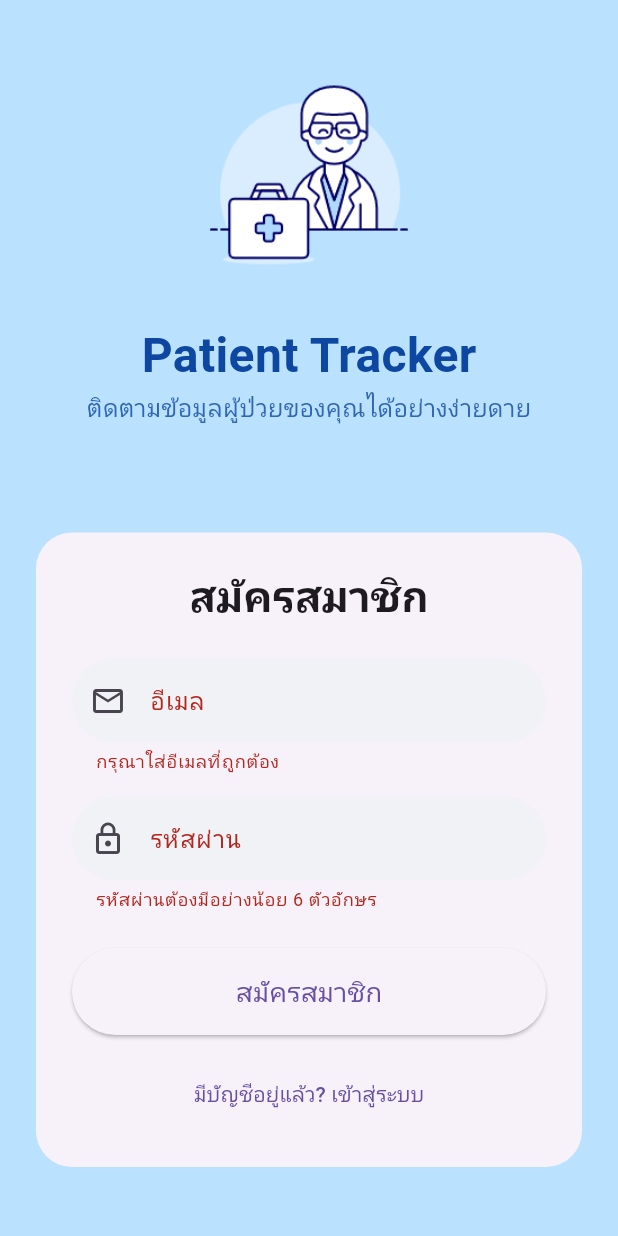
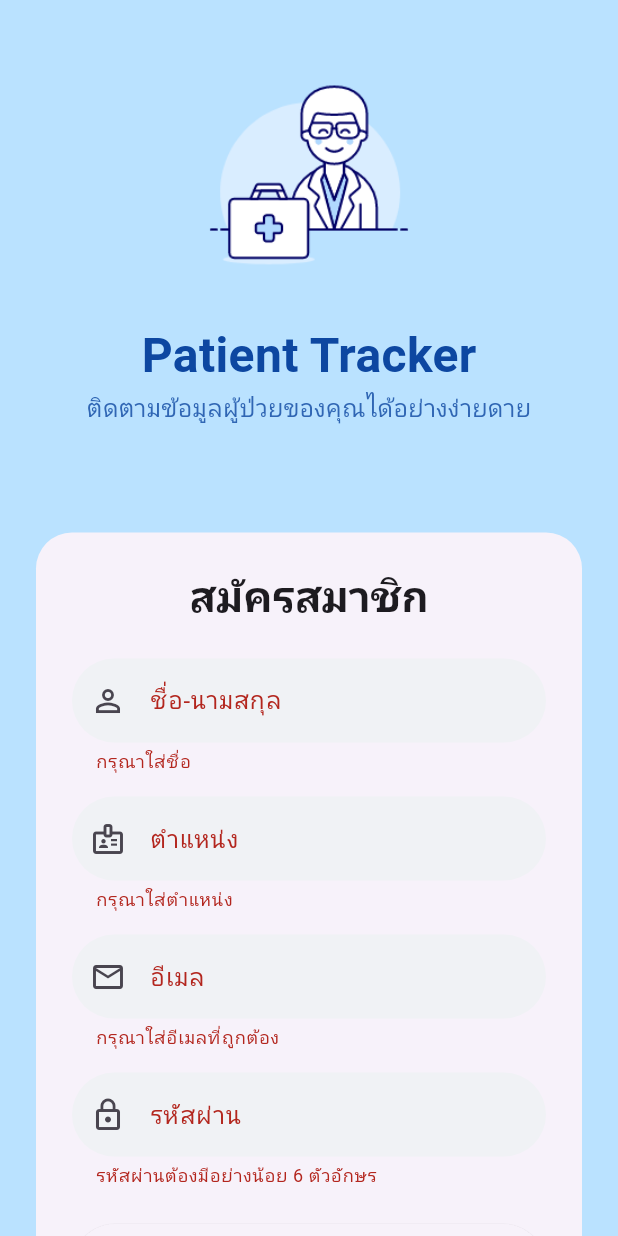
Before and after one commit to Nawaphorn47/Heartpital, a Flutter app: the screen it shows after launch, after a tap on "เข้าสู่ระบบ", after a tap on "ยังไม่มีบัญชี? สมัครสมาชิก", after a tap on "สมัครสมาชิก", on a phone screen of 412 x 824 dp. Run offline on Flutter 3.47's test engine with Material 3 defaults, Android fonts, the phone set to English and light mode, and no system bars; our stand-ins replace animated_text_kit, cloud_firestore, firebase_auth, firebase_core, fl_chart, flutter_staggered_animations and 3 more; accounts and stored records are empty; Roboto replaces fonts that are missing (Kanit).

Commit message:
24/9/2025 20:44

```diff
--- a/lib/screens/login_screen.dart
+++ b/lib/screens/login_screen.dart
@@ -2,6 +2,7 @@
 import 'package:flutter/material.dart';
 import 'package:google_fonts/google_fonts.dart';
 import 'package:firebase_auth/firebase_auth.dart';
+import 'package:cloud_firestore/cloud_firestore.dart'; // เพิ่ม import นี้
 import 'main_screen_scaffold.dart';
 
 class LoginScreen extends StatefulWidget {
@@ -15,15 +16,19 @@
   final _formKey = GlobalKey<FormState>();
   final _emailController = TextEditingController();
   final _passwordController = TextEditingController();
+  final _nameController = TextEditingController(); // เพิ่ม TextEditingController สำหรับชื่อ
+  final _positionController = TextEditingController(); // เพิ่ม TextEditingController สำหรับตำแหน่ง
   final _auth = FirebaseAuth.instance;
 
   bool _isLoading = false;
-  bool _isLogin = true; // State เพื่อสลับระหว่าง Login และ Sign Up
+  bool _isLogin = true;
 
   @override
   void dispose() {
     _emailController.dispose();
     _passwordController.dispose();
+    _nameController.dispose();
+    _positionController.dispose();
     super.dispose();
   }
 
@@ -45,12 +50,25 @@
           password: _passwordController.text.trim(),
         );
       } else {
-        await _auth.createUserWithEmailAndPassword(
+        // สมัครสมาชิก
+        final userCredential = await _auth.createUserWithEmailAndPassword(
           email: _emailController.text.trim(),
           password: _passwordController.text.trim(),
         );
+
+        // บันทึกข้อมูลผู้ใช้เพิ่มเติมลงใน Firestore
+        if (userCredential.user != null) {
+          await FirebaseFirestore.instance
+              .collection('users')
+              .doc(userCredential.user!.uid)
+              .set({
+            'name': _nameController.text.trim(),
+            'position': _positionController.text.trim(),
+            'email': _emailController.text.trim(),
+          });
+        }
       }
-      // นำทางไปยังหน้าหลักเมื่อสำเร็จ
+
       if (mounted) {
         Navigator.of(context).pushReplacement(
           MaterialPageRoute(builder: (context) => const MainScreenScaffold()),
@@ -116,6 +134,43 @@
                           textAlign: TextAlign.center,
                         ),
                         const SizedBox(height: 24),
+                        // เพิ่มช่องสำหรับชื่อและตำแหน่งสำหรับโหมดสมัครสมาชิก
+                        if (!_isLogin) ...[
+                          TextFormField(
+                            controller: _nameController,
+                            decoration: InputDecoration(
+                              labelText: 'ชื่อ-นามสกุล',
+                              prefixIcon: const Icon(Icons.person_outline),
+                              filled: true,
+                              fillColor: const Color(0xFFF0F2F5),
+                              border: OutlineInputBorder(borderRadius: BorderRadius.circular(30), borderSide: BorderSide.none),
+                            ),
+                            validator: (value) {
+                              if (value == null || value.isEmpty) {
+                                return 'กรุณาใส่ชื่อ';
+                              }
+                              return null;
+                            },
+                          ),
+                          const SizedBox(height: 16),
+                          TextFormField(
+                            controller: _positionController,
+                            decoration: InputDecoration(
+                              labelText: 'ตำแหน่ง',
+                              prefixIcon: const Icon(Icons.badge_outlined),
+                              filled: true,
+                              fillColor: const Color(0xFFF0F2F5),
+                              border: OutlineInputBorder(borderRadius: BorderRadius.circular(30), borderSide: BorderSide.none),
+                            ),
+                            validator: (value) {
+                              if (value == null || value.isEmpty) {
+                                return 'กรุณาใส่ตำแหน่ง';
+                              }
+                              return null;
+                            },
+                          ),
+                          const SizedBox(height: 16),
+                        ],
                         TextFormField(
                           controller: _emailController,
                           keyboardType: TextInputType.emailAddress,
```
Also changed, not shown: lib/models/user_model.dart (added, +38 -0 lines), lib/screens/add_edit_patient_screen.dart (+53 -12 lines), lib/services/user_service.dart (added, +26 -0 lines), pubspec.yaml (line endings or trailing spaces).
